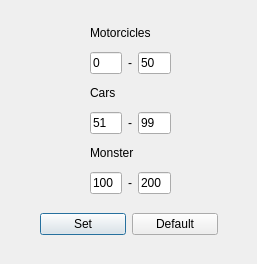
The window that categoryParam.ui (rbistolfi/gps-tracking) describes before a commit, drawn with Qt 5.
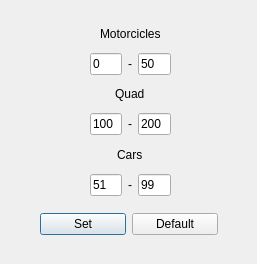
The same window after the commit.

Commit message: set and default param category

Patch:
```diff
--- a/categoryParam.ui
+++ b/categoryParam.ui
@@ -39,17 +39,19 @@
     </item>
    </layout>
   </widget>
-  <widget class="QWidget" name="layoutWidget_2">
+  <widget class="QWidget" name="">
    <property name="geometry">
     <rect>
      <x>90</x>
      <y>20</y>
      <width>81</width>
-     <height>54</height>
+     <height>176</height>
     </rect>
    </property>
+   <layout class="QVBoxLayout" name="verticalLayout_2">
+    <item>
    <layout class="QVBoxLayout" name="verticalLayout">
-    <item>
+      <item alignment="Qt::AlignHCenter">
      <widget class="QLabel" name="label_2">
       <property name="text">
        <string>Motorcicles</string>
@@ -82,18 +84,46 @@
      </layout>
     </item>
    </layout>
-  </widget>
-  <widget class="QWidget" name="layoutWidget_3">
-   <property name="geometry">
-    <rect>
-     <x>90</x>
-     <y>80</y>
-     <width>81</width>
-     <height>54</height>
-    </rect>
-   </property>
+    </item>
+    <item>
+     <layout class="QVBoxLayout" name="verticalLayout_4">
+      <item alignment="Qt::AlignHCenter">
+       <widget class="QLabel" name="label_5">
+        <property name="text">
+         <string>Quad</string>
+        </property>
+       </widget>
+      </item>
+      <item>
+       <layout class="QHBoxLayout" name="horizontalLayout_4">
+        <item>
+         <widget class="QLineEdit" name="lnMinQuad">
+          <property name="text">
+           <string>100</string>
+          </property>
+         </widget>
+        </item>
+        <item>
+         <widget class="QLabel" name="label_7">
+          <property name="text">
+           <string>-</string>
+          </property>
+         </widget>
+        </item>
+        <item>
+         <widget class="QLineEdit" name="lnMaxQuad">
+          <property name="text">
+           <string>200</string>
+          </property>
+         </widget>
+        </item>
+       </layout>
+      </item>
+     </layout>
+    </item>
+    <item>
    <layout class="QVBoxLayout" name="verticalLayout_3">
-    <item>
+      <item alignment="Qt::AlignHCenter">
      <widget class="QLabel" name="label_4">
       <property name="text">
        <string>Cars</string>
@@ -124,48 +154,6 @@
        </widget>
       </item>
      </layout>
-    </item>
-   </layout>
-  </widget>
-  <widget class="QWidget" name="layoutWidget_4">
-   <property name="geometry">
-    <rect>
-     <x>90</x>
-     <y>140</y>
-     <width>81</width>
-     <height>54</height>
-    </rect>
-   </property>
-   <layout class="QVBoxLayout" name="verticalLayout_4">
-    <item>
-     <widget class="QLabel" name="label_5">
-      <property name="text">
-       <string>Monster</string>
-      </property>
-     </widget>
-    </item>
-    <item>
-     <layout class="QHBoxLayout" name="horizontalLayout_4">
-      <item>
-       <widget class="QLineEdit" name="lineEdit_7">
-        <property name="text">
-         <string>100</string>
-        </property>
-       </widget>
-      </item>
-      <item>
-       <widget class="QLabel" name="label_7">
-        <property name="text">
-         <string>-</string>
-        </property>
-       </widget>
-      </item>
-      <item>
-       <widget class="QLineEdit" name="lineEdit_8">
-        <property name="text">
-         <string>200</string>
-        </property>
-       </widget>
       </item>
      </layout>
     </item>
```
Left out of the diff: 8 changed lines with no effect on the pictures. Lines whose indentation alone changed are shown as unchanged. The commit also changes 6 other files.
